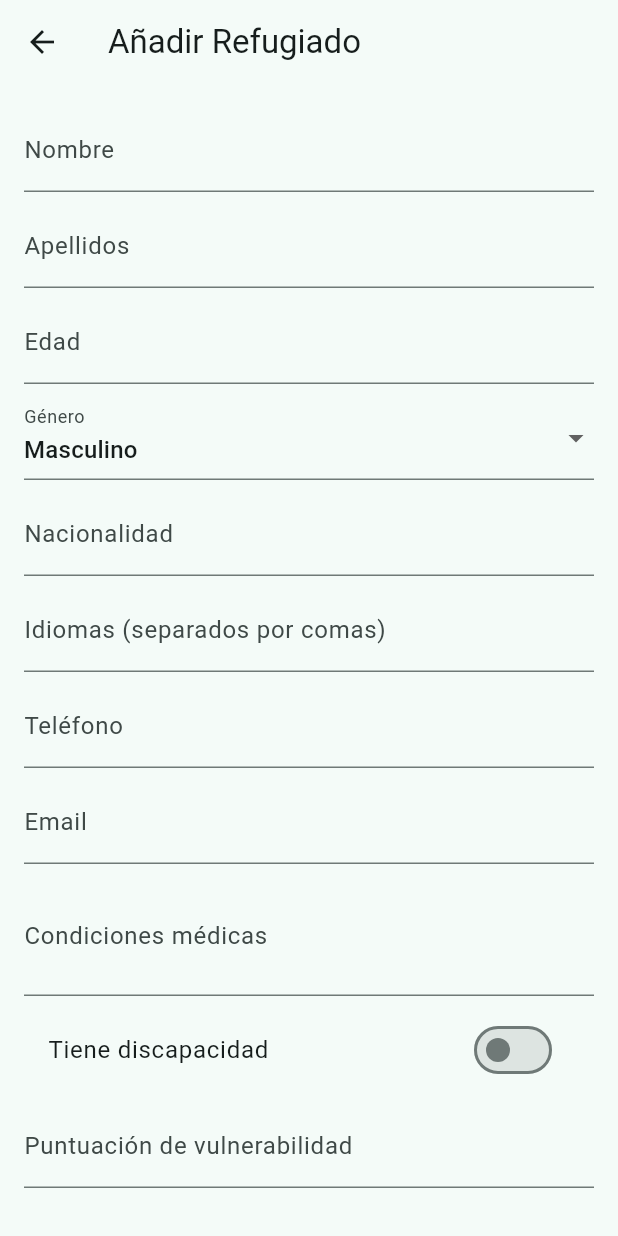
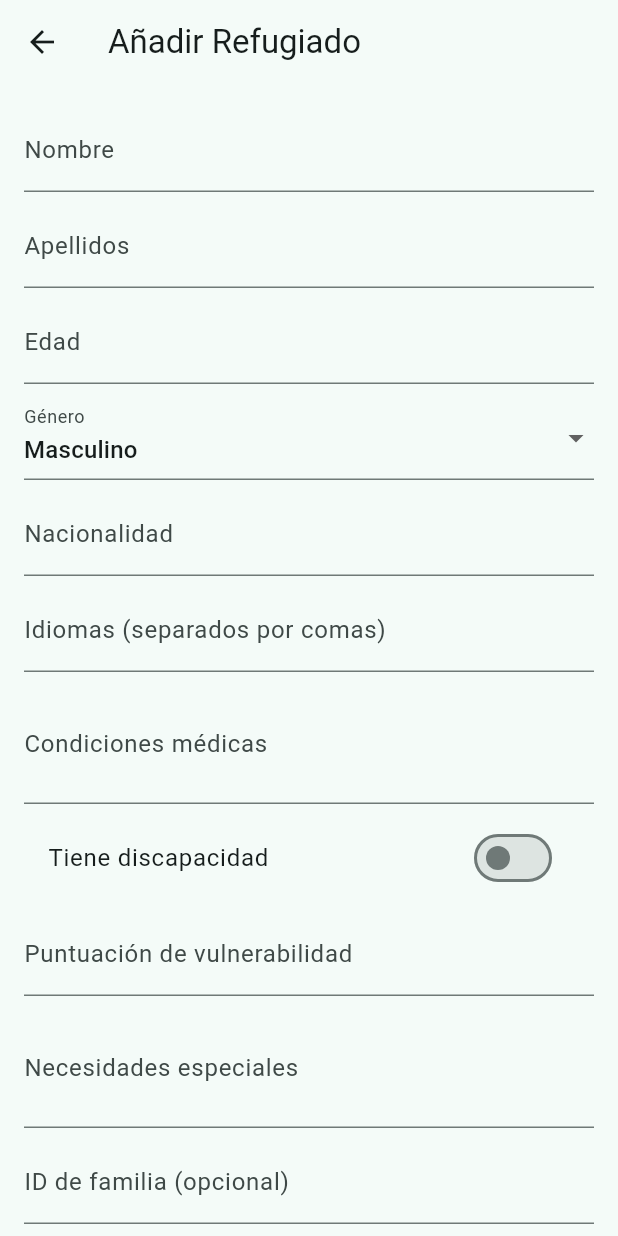
Before and after one commit to Etxarri/ShelterAI, a Flutter app: the screen it shows after launch, after a tap on "Añadir refugiado", on a phone screen of 412 x 824 dp. Run offline on Flutter 3.47's test engine with Material 3 defaults, Android fonts, the phone set to English and light mode, and no system bars; network calls fail.

Commit message:
Añadir refugiado

```diff
--- a/frontend/shelter_ai/lib/screens/add_refugee_screen.dart
+++ b/frontend/shelter_ai/lib/screens/add_refugee_screen.dart
@@ -17,14 +17,10 @@ class _AddRefugeeScreenState extends State<AddRefugeeScreen> {
   String _gender = 'Masculino';
   final TextEditingController _nationalityCtrl = TextEditingController();
   final TextEditingController _languagesCtrl = TextEditingController();
-  final TextEditingController _phoneCtrl = TextEditingController();
-  final TextEditingController _emailCtrl = TextEditingController();
   final TextEditingController _medicalCtrl = TextEditingController();
   bool _hasDisability = false;
   final TextEditingController _vulnerabilityCtrl = TextEditingController();
   final TextEditingController _specialNeedsCtrl = TextEditingController();
-  final TextEditingController _educationCtrl = TextEditingController();
-  final TextEditingController _employmentCtrl = TextEditingController();
   final TextEditingController _familyIdCtrl = TextEditingController();
 
   @override
@@ -34,13 +30,9 @@ class _AddRefugeeScreenState extends State<AddRefugeeScreen> {
     _ageCtrl.dispose();
     _nationalityCtrl.dispose();
     _languagesCtrl.dispose();
-    _phoneCtrl.dispose();
-    _emailCtrl.dispose();
     _medicalCtrl.dispose();
     _vulnerabilityCtrl.dispose();
     _specialNeedsCtrl.dispose();
-    _educationCtrl.dispose();
-    _employmentCtrl.dispose();
     _familyIdCtrl.dispose();
     super.dispose();
   }
@@ -55,16 +47,11 @@ class _AddRefugeeScreenState extends State<AddRefugeeScreen> {
       'gender': _gender,
       'nationality': _nationalityCtrl.text.trim(),
       'languages_spoken': _languagesCtrl.text.trim(),
-      'phone_number': _phoneCtrl.text.trim(),
-      'email': _emailCtrl.text.trim(),
+      'family_id': _familyIdCtrl.text.isEmpty ? null : int.tryParse(_familyIdCtrl.text.trim()),
       'medical_conditions': _medicalCtrl.text.trim(),
+      'special_needs': _specialNeedsCtrl.text.trim(),
+      'vulnerability_score': int.tryParse(_vulnerabilityCtrl.text.trim()) ?? 0,
       'has_disability': _hasDisability,
-      'vulnerability_score': double.tryParse(_vulnerabilityCtrl.text.trim()) ?? 0.0,
-      'special_needs': _specialNeedsCtrl.text.trim(),
-      'education_level': _educationCtrl.text.trim(),
-      'employment_status': _employmentCtrl.text.trim(),
-      'registration_date': DateTime.now().toIso8601String().split('T')[0], // YYYY-MM-DD
-      'family_id': _familyIdCtrl.text.isEmpty ? null : int.tryParse(_familyIdCtrl.text.trim()),
     };
 
     try {
@@ -135,18 +122,6 @@ class _AddRefugeeScreenState extends State<AddRefugeeScreen> {
               ),
               const SizedBox(height: 8),
               TextFormField(
-                controller: _phoneCtrl,
-                decoration: const InputDecoration(labelText: 'Teléfono'),
-                keyboardType: TextInputType.phone,
-              ),
-              const SizedBox(height: 8),
-              TextFormField(
-                controller: _emailCtrl,
-                decoration: const InputDecoration(labelText: 'Email'),
-                keyboardType: TextInputType.emailAddress,
-              ),
-              const SizedBox(height: 8),
-              TextFormField(
                 controller: _medicalCtrl,
                 decoration: const InputDecoration(labelText: 'Condiciones médicas'),
                 maxLines: 2,
@@ -161,23 +136,13 @@ class _AddRefugeeScreenState extends State<AddRefugeeScreen> {
               TextFormField(
                 controller: _vulnerabilityCtrl,
                 decoration: const InputDecoration(labelText: 'Puntuación de vulnerabilidad'),
-                keyboardType: const TextInputType.numberWithOptions(decimal: true),
+                keyboardType: TextInputType.number,
               ),
               const SizedBox(height: 8),
               TextFormField(
                 controller: _specialNeedsCtrl,
                 decoration: const InputDecoration(labelText: 'Necesidades especiales'),
                 maxLines: 2,
-              ),
-              const SizedBox(height: 8),
-              TextFormField(
-                controller: _educationCtrl,
-                decoration: const InputDecoration(labelText: 'Nivel educativo'),
-              ),
-              const SizedBox(height: 8),
-              TextFormField(
-                controller: _employmentCtrl,
-                decoration: const InputDecoration(labelText: 'Estado laboral'),
               ),
               const SizedBox(height: 8),
               TextFormField(
--- a/frontend/shelter_ai/lib/screens/home_screen.dart
+++ b/frontend/shelter_ai/lib/screens/home_screen.dart
@@ -4,8 +4,21 @@ import '../services/api_service.dart';
 import '../widgets/refugee_card.dart';
 import '../widgets/shelter_card.dart';
 
-class HomeScreen extends StatelessWidget {
+class HomeScreen extends StatefulWidget {
   const HomeScreen({super.key});
+
+  @override
+  State<HomeScreen> createState() => _HomeScreenState();
+}
+
+class _HomeScreenState extends State<HomeScreen> {
+  int _refreshKey = 0;
+
+  void _refresh() {
+    setState(() {
+      _refreshKey++;
+    });
+  }
 
   @override
   Widget build(BuildContext context) {
@@ -33,7 +46,10 @@ class HomeScreen extends StatelessWidget {
                   child: ElevatedButton.icon(
                     icon: const Icon(Icons.person),
                     label: const Text('Añadir refugiado'),
-                    onPressed: () => Navigator.pushNamed(context, '/add_refugee'),
+                    onPressed: () async {
+                      final result = await Navigator.pushNamed(context, '/add_refugee');
+                      if (result == true) _refresh();
+                    },
                   ),
                 ),
                 const SizedBox(width: 12),
@@ -62,6 +78,7 @@ class HomeScreen extends StatelessWidget {
             const SizedBox(height: 8),
 
             FutureBuilder<List<Map<String, dynamic>>>(
+              key: ValueKey('refugees_count_$_refreshKey'),
               future: ApiService.getRefugees(),
               builder: (context, snap) {
                 final count = snap.hasData ? snap.data!.length : null;
@@ -104,6 +121,7 @@ class HomeScreen extends StatelessWidget {
 
             const SizedBox(height: 8),
             FutureBuilder<List<Map<String, dynamic>>>(
+              key: ValueKey('refugee_preview_$_refreshKey'),
               future: ApiService.getRefugees(),
               builder: (context, snap) {
                 final items = snap.data ?? [];
```
Also changed, not shown: frontend/shelter_ai/lib/screens/refugee_list_screen.dart (+32 -7 lines), frontend/shelter_ai/lib/services/api_service.dart (+14 -3 lines), 2 other files.
